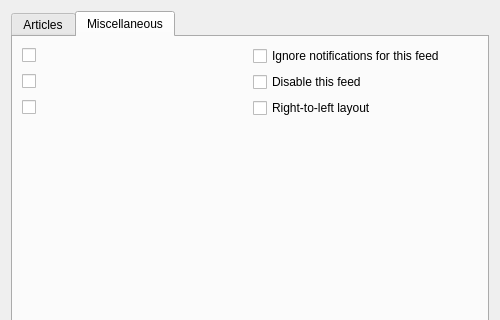
Before: the Qt Designer form src/librssguard/services/abstract/gui/formfeeddetails.ui in martinrotter/rssguard, drawn with Qt 5; both pictures show x 0 to 500 and y 0 to 320 of the 500 by 590 pixel window.
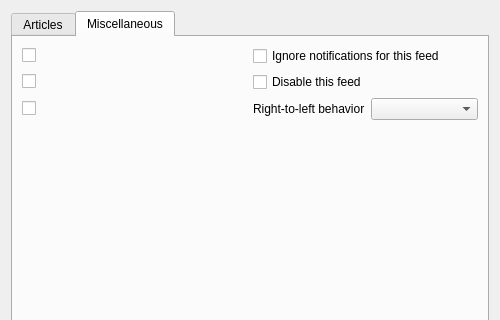
After: the same form once the commit is applied. The open tabs and pages were chosen to show the change. Custom widgets are drawn as their Qt base class.

Commit message: greatly enhanced RTL customization, ability to setup RTL behavior for individual feeds, inspired by #1653

```diff
--- a/src/librssguard/services/abstract/gui/formfeeddetails.ui
+++ b/src/librssguard/services/abstract/gui/formfeeddetails.ui
@@ -131,11 +131,18 @@
           <widget class="MultiFeedEditCheckBox" name="m_mcbFeedRtl"/>
          </item>
          <item>
-          <widget class="QCheckBox" name="m_cbFeedRtl">
+          <layout class="QHBoxLayout" name="horizontalLayout_2">
+           <item>
+            <widget class="QLabel" name="label">
            <property name="text">
-            <string>Right-to-left layout</string>
-           </property>
-          </widget>
+              <string>Right-to-left behavior</string>
+             </property>
+            </widget>
+           </item>
+           <item>
+            <widget class="QComboBox" name="m_cmbRtlBehavior"/>
+           </item>
+          </layout>
          </item>
         </layout>
        </item>
```
Left out of the diff: 1 changed line with no effect on the pictures. Lines whose indentation alone changed are shown as unchanged. The commit also changes 20 other files.
